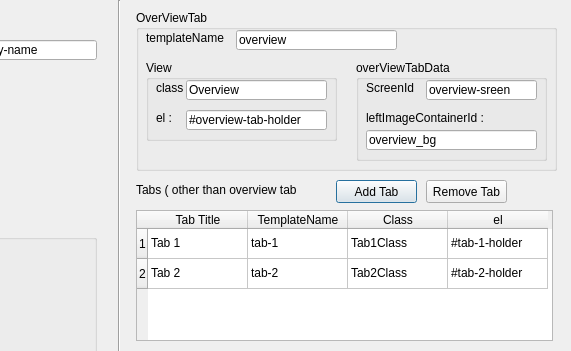
Old version of the form newinteractivityform.ui in the repository vihangpatel/WatchDog2; both pictures show x 244 to 815 and y 0 to 351 of the 815 by 526 pixel window.
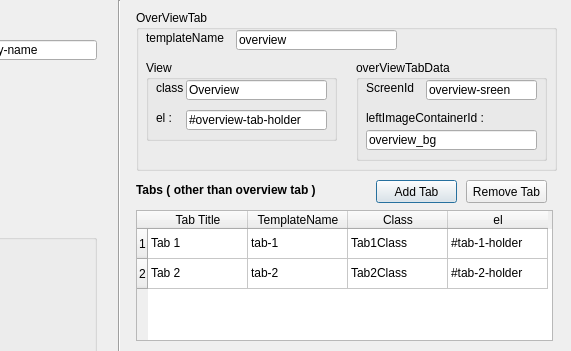
New version of the form.

Commit message: Bold the font in new inter activity form.

The edit to the form file:
```diff
--- a/newinteractivityform.ui
+++ b/newinteractivityform.ui
@@ -474,10 +474,16 @@
     <rect>
      <x>380</x>
      <y>182</y>
-     <width>161</width>
+     <width>191</width>
      <height>16</height>
     </rect>
    </property>
+   <property name="font">
+    <font>
+     <weight>75</weight>
+     <bold>true</bold>
+    </font>
+   </property>
    <property name="text">
     <string>Tabs ( other than overview tab )</string>
    </property>
@@ -485,7 +491,7 @@
   <widget class="QPushButton" name="addTabBtn">
    <property name="geometry">
     <rect>
-     <x>580</x>
+     <x>620</x>
      <y>180</y>
      <width>81</width>
      <height>23</height>
@@ -498,7 +504,7 @@
   <widget class="QPushButton" name="removeTabBtn">
    <property name="geometry">
     <rect>
-     <x>670</x>
+     <x>710</x>
      <y>180</y>
      <width>81</width>
      <height>23</height>
```
